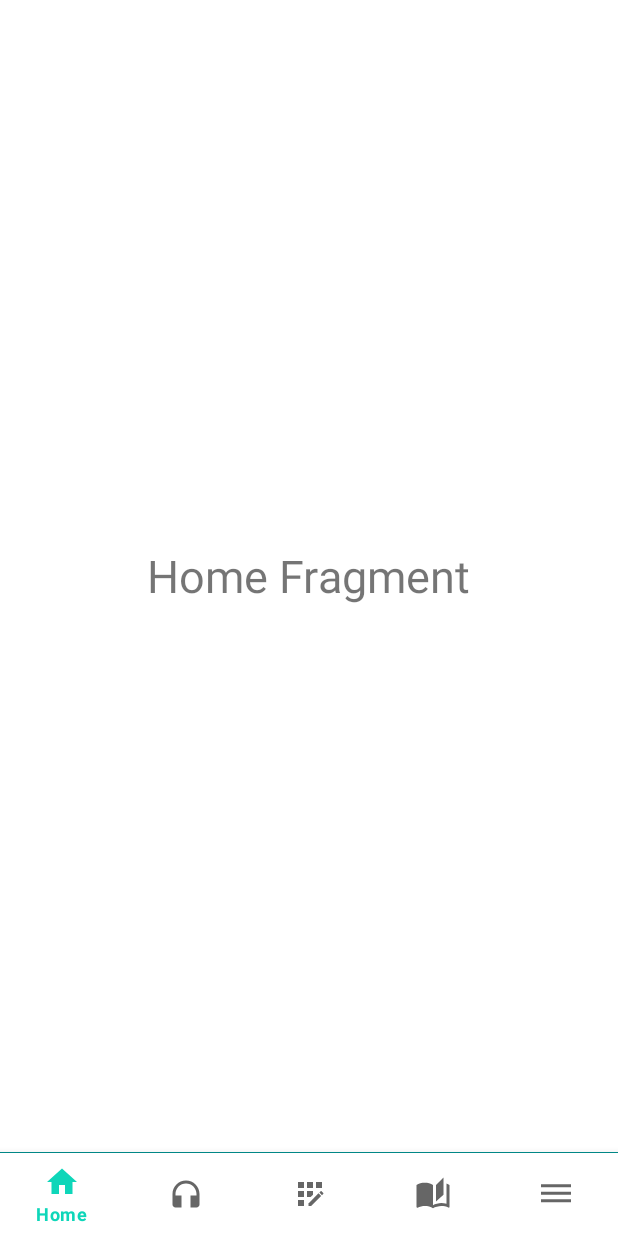
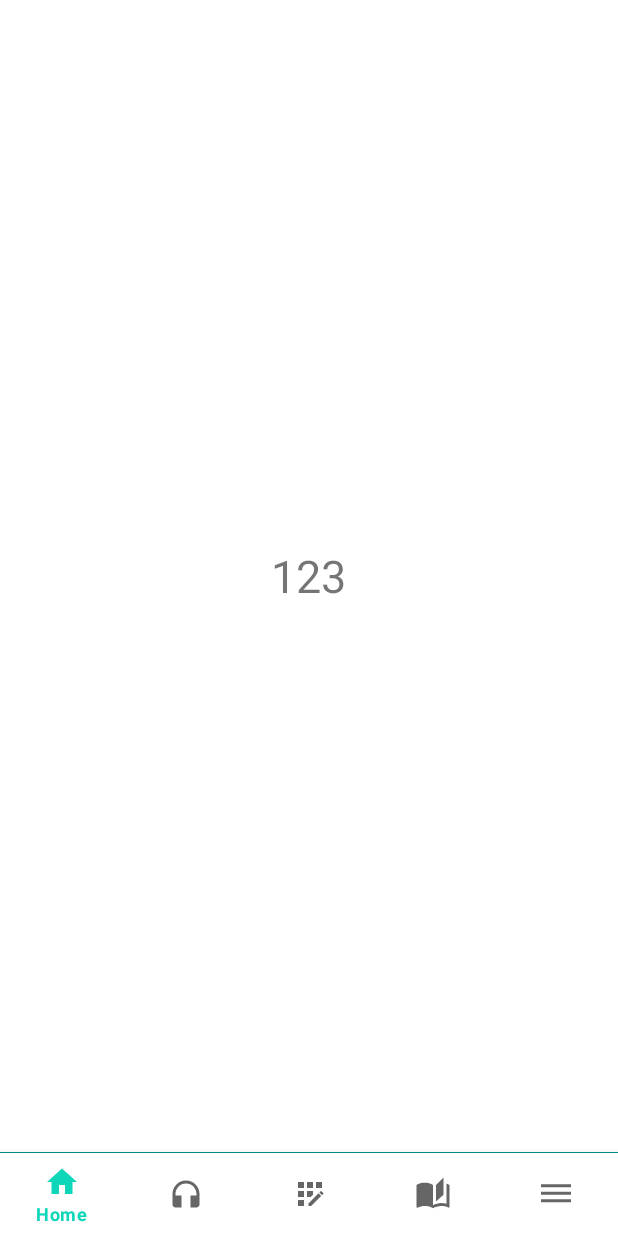
Before and after one commit to ThongDB18110207/ProjectSE_Nhom16_AppHocNgonNgu, an Android app: the HomeFragment screen opened directly, with no data from a screen before it, on a phone screen of 412 x 824 dp. Run offline under Robolectric (Android 15) with nearby library versions, the phone set to English and light mode, and no system bars.

Commit message:
Done version 1.0

```diff
--- a/Languages_Learning_App/app/src/main/java/com/example/languages_learning_app/HomeFragment.java
+++ b/Languages_Learning_App/app/src/main/java/com/example/languages_learning_app/HomeFragment.java
@@ -4,6 +4,7 @@ import android.os.Bundle;
 import android.view.LayoutInflater;
 import android.view.View;
 import android.view.ViewGroup;
+import android.widget.TextView;
 
 import androidx.annotation.NonNull;
 import androidx.annotation.Nullable;
@@ -13,6 +14,22 @@ public class HomeFragment extends Fragment {
     @Nullable
     @Override
     public View onCreateView(@NonNull LayoutInflater inflater, @Nullable ViewGroup container, @Nullable Bundle savedInstanceState) {
-        return inflater.inflate(R.layout.fragment_home, container, false);
+
+        TextView languageTitle;
+        String language = "123";
+
+        View view = inflater.inflate(R.layout.fragment_home, container, false);
+
+        languageTitle = (TextView) view.findViewById(R.id.tvLanguageTitle);
+
+        Bundle extras = getActivity().getIntent().getExtras();
+
+        if (extras !=null) {
+            language = "Home Frament\n\n" + extras.getString("Language");
+        }
+
+        languageTitle.setText(language);
+
+        return view;
     }
 }
--- a/Languages_Learning_App/app/src/main/java/com/example/languages_learning_app/LoginActivity.java
+++ b/Languages_Learning_App/app/src/main/java/com/example/languages_learning_app/LoginActivity.java
@@ -102,7 +102,7 @@ public class LoginActivity extends AppCompatActivity implements View.OnClickList
                     FirebaseUser user = FirebaseAuth.getInstance().getCurrentUser();
                     if(user.isEmailVerified()){
                         // redirect to user profile
-                        startActivity(new Intent(LoginActivity.this, MainActivity.class));
+                        startActivity(new Intent(LoginActivity.this, ChooseLanguage.class));
                     }
                     else{
                         user.sendEmailVerification();
--- a/Languages_Learning_App/app/src/main/java/com/example/languages_learning_app/MainActivity.java
+++ b/Languages_Learning_App/app/src/main/java/com/example/languages_learning_app/MainActivity.java
@@ -1,5 +1,6 @@
 package com.example.languages_learning_app;
 
+import android.content.Intent;
 import android.os.Bundle;
 import android.view.MenuItem;
 
@@ -20,6 +21,13 @@ public class MainActivity extends AppCompatActivity {
 
         BottomNavigationView bottomNav = findViewById(R.id.bottom_navigation);
         bottomNav.setOnNavigationItemSelectedListener(navListener);
+
+        //Lựa chọn ngôn ngữ
+        String language = "Tiếng anh";
+        Bundle extras = getIntent().getExtras();
+        if(extras != null){
+            language = extras.getString("Language");
+        }
     }
 
     private BottomNavigationView.OnNavigationItemSelectedListener navListener =
@@ -45,7 +53,6 @@ public class MainActivity extends AppCompatActivity {
                             selectedFragment = new MoreFragment();
                             break;
                     }
-
                         getSupportFragmentManager().beginTransaction()
                                 .replace(R.id.fragmemt_container, selectedFragment).commit();
                         return true;
--- a/Languages_Learning_App/app/src/main/java/com/example/languages_learning_app/ProfileActivity.java
+++ b/Languages_Learning_App/app/src/main/java/com/example/languages_learning_app/ProfileActivity.java
@@ -57,9 +57,9 @@ public class ProfileActivity extends AppCompatActivity {
                 User userProfile = snapshot.getValue(User.class);
 
                 if(userProfile != null){
-                    String fullName = userProfile.fullName;
+                    String fullName = "FullName: " + userProfile.fullName;
                     String email = userProfile.email;
-                    String phone = userProfile.phone;
+                    String phone = "Phone: " + userProfile.phone;
 
                     fullNameTextView.setText(fullName);
                     emailNameTextView.setText(email);
--- a/Languages_Learning_App/app/src/main/res/layout/fragment_home.xml
+++ b/Languages_Learning_App/app/src/main/res/layout/fragment_home.xml
@@ -1,12 +1,14 @@
 <?xml version="1.0" encoding="utf-8"?>
 <RelativeLayout xmlns:android="http://schemas.android.com/apk/res/android"
     android:layout_width="match_parent" android:layout_height="match_parent">
+
     <TextView
+        android:id="@+id/tvLanguageTitle"
         android:layout_width="wrap_content"
         android:layout_height="wrap_content"
+        android:layout_centerInParent="true"
         android:text="Home Fragment"
-        android:textSize="30sp"
-        android:layout_centerInParent="true"/>
+        android:textSize="30sp" />
 
 
 </RelativeLayout>
```
Also changed, not shown: Languages_Learning_App/app/src/main/AndroidManifest.xml (+4 -4 lines), Languages_Learning_App/app/src/main/java/com/example/languages_learning_app/ChooseLanguage.java (+27 -1 lines), Languages_Learning_App/app/src/main/java/com/example/languages_learning_app/LanguageAdapter.java (+19 -4 lines), Languages_Learning_App/app/src/main/res/layout/activity_profile.xml (+9 -3 lines).
